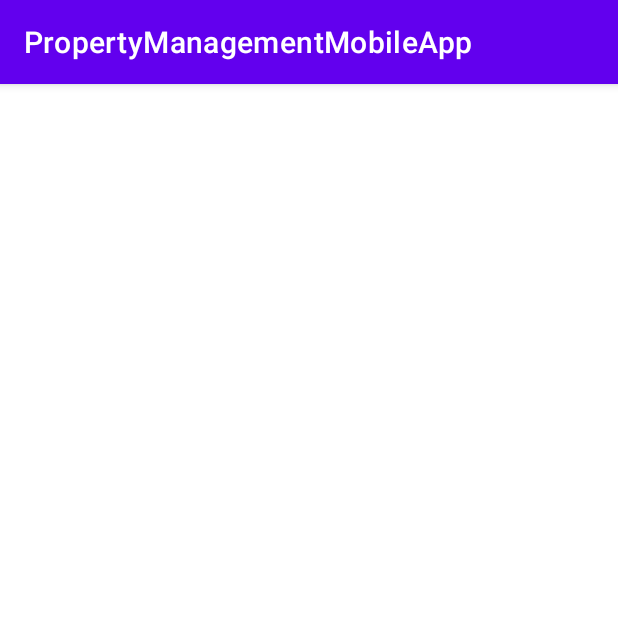
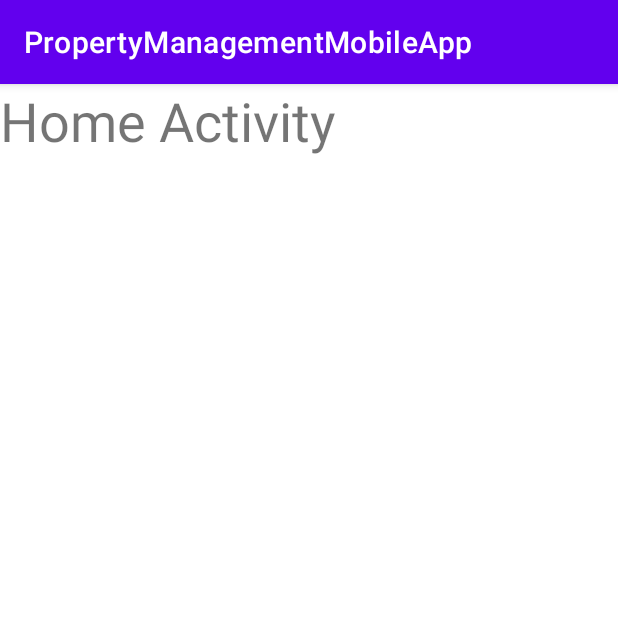
Before and after one commit to dwilliams328/PropertyManagementApp, an Android app: the HomeActivity screen opened directly, with no data from a screen before it, on a phone screen of 412 x 824 dp, the top half of it. Run offline under Robolectric (Android 15) with nearby library versions, the phone set to English and light mode, and no system bars.

```diff
--- a/app/src/main/java/com/example/propertymanagementmobileapp/activities/HomeActivity.kt
+++ b/app/src/main/java/com/example/propertymanagementmobileapp/ui/activities/HomeActivity.kt
@@ -1,4 +1,4 @@
-package com.example.propertymanagementmobileapp.activities
+package com.example.propertymanagementmobileapp.ui.activities
 
 import androidx.appcompat.app.AppCompatActivity
 import android.os.Bundle
--- a/app/src/main/res/layout/activity_home.xml
+++ b/app/src/main/res/layout/activity_home.xml
@@ -1,9 +1,13 @@
-<?xml version="1.0" encoding="utf-8"?>
-<androidx.constraintlayout.widget.ConstraintLayout xmlns:android="http://schemas.android.com/apk/res/android"
-    xmlns:app="http://schemas.android.com/apk/res-auto"
-    xmlns:tools="http://schemas.android.com/tools"
+<LinearLayout xmlns:android="http://schemas.android.com/apk/res/android"
     android:layout_width="match_parent"
     android:layout_height="match_parent"
-    tools:context=".activities.HomeActivity">
+    android:orientation="vertical">
 
-</androidx.constraintlayout.widget.ConstraintLayout>
+    <TextView
+        android:layout_width="match_parent"
+        android:layout_height="wrap_content"
+        android:text="Home Activity"
+        android:textSize="36dp"/>
+
+
+</LinearLayout>
```
Also changed, not shown: app/build.gradle (+8 -0 lines), app/src/main/AndroidManifest.xml (+5 -5 lines), app/src/main/java/com/example/propertymanagementmobileapp/activities/LoginActivity.kt (deleted, +0 -57 lines), app/src/main/java/com/example/propertymanagementmobileapp/data/network/MyApi.kt (renamed from app/src/main/java/com/example/propertymanagementmobileapp/network/MyApi.kt, +5 -7 lines), app/src/main/java/com/example/propertymanagementmobileapp/data/network/responses/AuthResponse.kt (added, +9 -0 lines), app/src/main/java/com/example/propertymanagementmobileapp/data/repositories/UserRepository.kt (added, +39 -0 lines), app/src/main/java/com/example/propertymanagementmobileapp/ui/activities/MainActivity.kt (renamed from app/src/main/java/com/example/propertymanagementmobileapp/activities/MainActivity.kt, +5 -4 lines), app/src/main/java/com/example/propertymanagementmobileapp/ui/auth/AuthListener.kt (added, +9 -0 lines), app/src/main/java/com/example/propertymanagementmobileapp/ui/auth/AuthViewModel.kt (added, +25 -0 lines), app/src/main/java/com/example/propertymanagementmobileapp/ui/auth/LoginActivity.kt (added, +84 -0 lines), app/src/main/java/com/example/propertymanagementmobileapp/ui/auth/RegisterActivity.kt (renamed from app/src/main/java/com/example/propertymanagementmobileapp/activities/RegisterActivity.kt, +4 -6 lines), app/src/main/java/com/example/propertymanagementmobileapp/util/ViewUtils.kt (added, +8 -0 lines), app/src/main/res/layout/activity_login.xml (+22 -3 lines).
